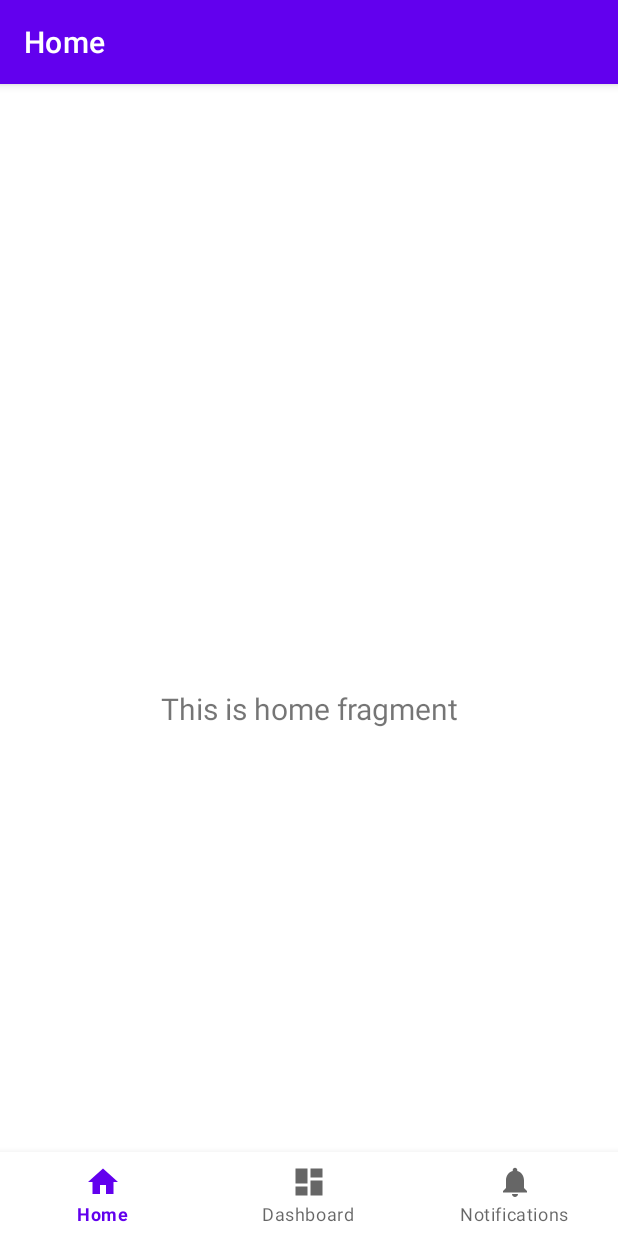
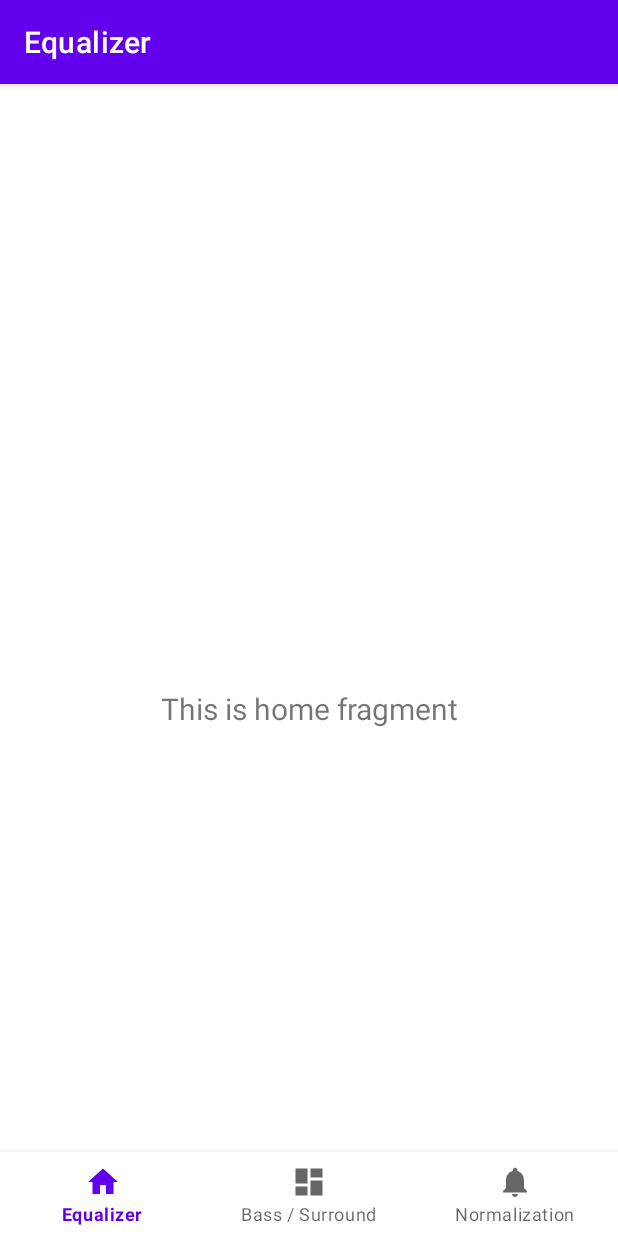
Before and after one commit to djshaji/leila-eq, an Android app: the screen it shows after launch (MainActivity), on a phone screen of 412 x 824 dp. Run offline under Robolectric (Android 15) with nearby library versions, the phone set to English and light mode, and no system bars; our stand-ins replace navigation-ui.

Commit message:
working on UI... yay!

```diff
--- a/app/src/main/res/values/strings.xml
+++ b/app/src/main/res/values/strings.xml
@@ -1,6 +1,6 @@
 <resources>
     <string name="app_name">Leila Equalizer</string>
-    <string name="title_home">Home</string>
-    <string name="title_dashboard">Dashboard</string>
-    <string name="title_notifications">Notifications</string>
+    <string name="title_home">Equalizer</string>
+    <string name="title_dashboard">Bass / Surround</string>
+    <string name="title_notifications">Normalization</string>
 </resources>
```
